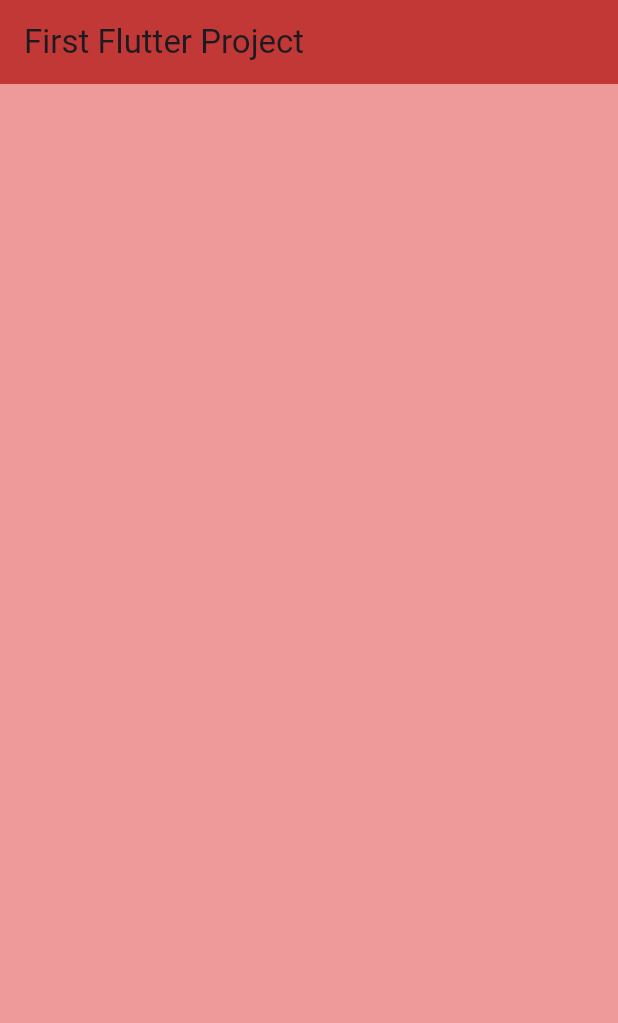
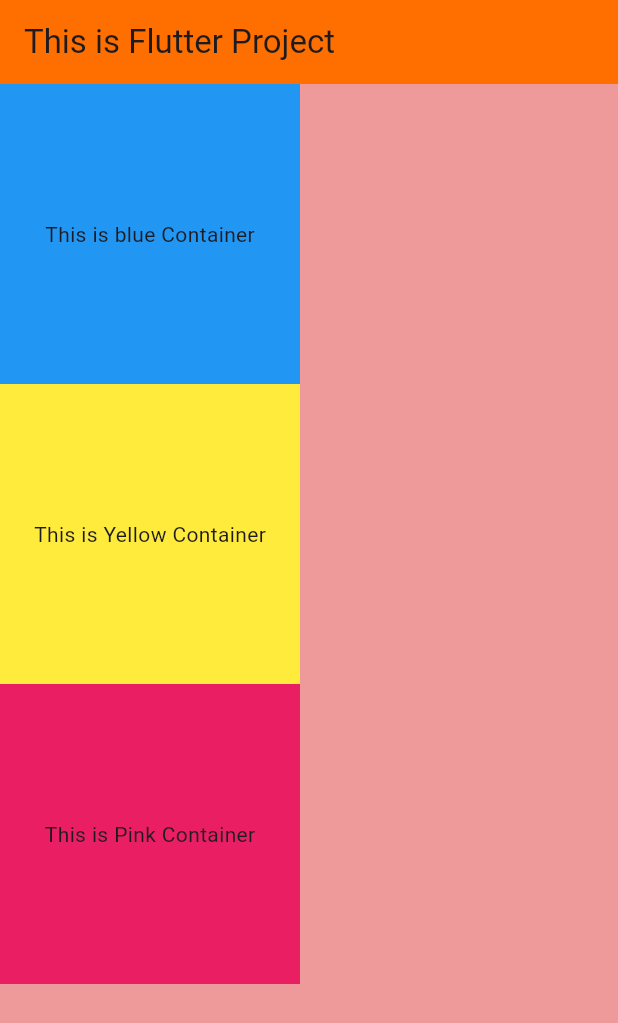
Before and after one commit to anshu-ac-dv/flutter_application_1, a Flutter app: the screen it shows after launch, on a phone screen of 412 x 824 dp. Shown: the top 1023 px of the screen. Run offline on Flutter 3.47's test engine with Material 3 defaults, Android fonts, the phone set to English and light mode, and no system bars.

Commit message:
Initial Commit

```diff
--- a/lib/main.dart
+++ b/lib/main.dart
@@ -14,12 +14,39 @@ import 'package:flutter/material.dart';
 //     ),
 //   );
 // }
+// void main() {
+//   runApp(NewApp());
+// }
+// class MyApp extends StatelessWidget {
+//   const MyApp({super.key});
+
+//   @override
+//   Widget build(BuildContext context) {
+//     return MaterialApp(
+//       home: Scaffold(
+//         backgroundColor: Colors.red.shade200,
+//         appBar: AppBar(
+//           backgroundColor: const Color.fromRGBO(193, 56, 54, 1),
+//           title: Text('First Flutter Project'),
+//         ),
+//         body: Center(
+//           child: Container(
+//             height: 200,
+//             width: 200,
+//             color: Colors.amber,
+//             child: Center(child: Text('This is Container')),
+//           ),
+//         ),
+//       ),
+//     );
+//   }
+// }
 void main() {
-  runApp(MyApp());
+  runApp(NewApp());
 }
 
-class MyApp extends StatelessWidget {
-  const MyApp({super.key});
+class NewApp extends StatelessWidget {
+  const NewApp({super.key});
 
   @override
   Widget build(BuildContext context) {
@@ -27,8 +54,33 @@ class MyApp extends StatelessWidget {
       home: Scaffold(
         backgroundColor: Colors.red.shade200,
         appBar: AppBar(
-          backgroundColor: const Color.fromRGBO(193, 56, 54, 1),
-          title: Text('First Flutter Project'),
+          backgroundColor: Colors.amber.shade900,
+          title: Text('This is Flutter Project'),
+        ),
+        body: SafeArea(
+          child: Column(
+            mainAxisAlignment: MainAxisAlignment.start,
+            children: [
+              Container(
+                height: 200,
+                width: 200,
+                color: Colors.blue,
+                child: Center(child: Text('This is blue Container')),
+              ),
+              Container(
+                height: 200,
+                width: 200,
+                color: Colors.yellow,
+                child: Center(child: Text('This is Yellow Container')),
+              ),
+              Container(
+                height: 200,
+                width: 200,
+                color: Colors.pink,
+                child: Center(child: Text('This is Pink Container')),
+              ),
+            ],
+          ),
         ),
       ),
     );
```
